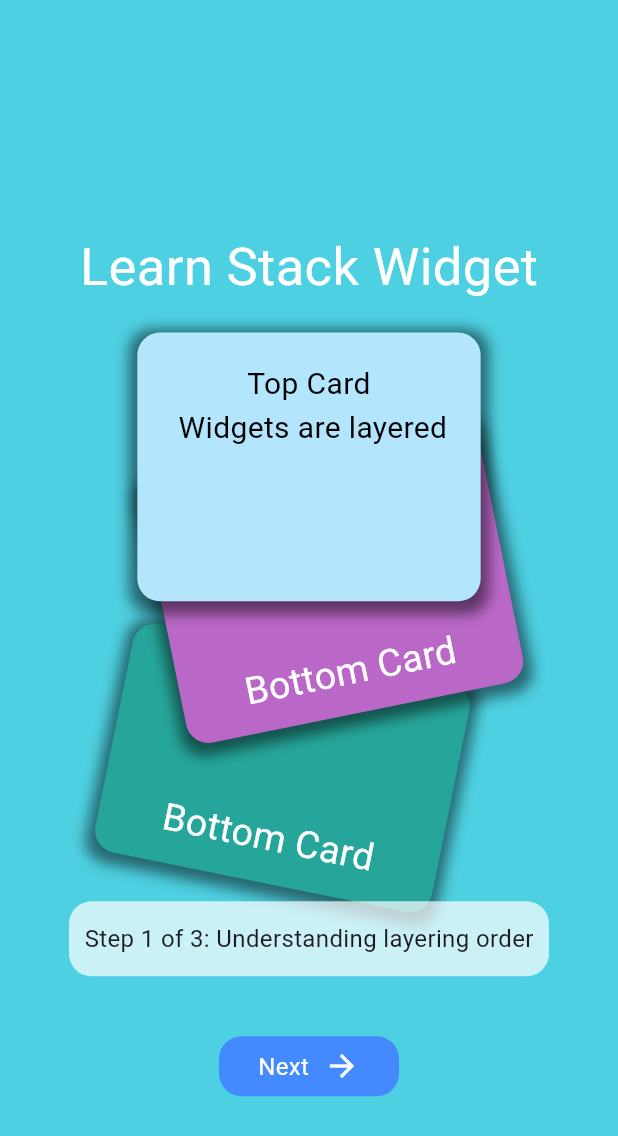
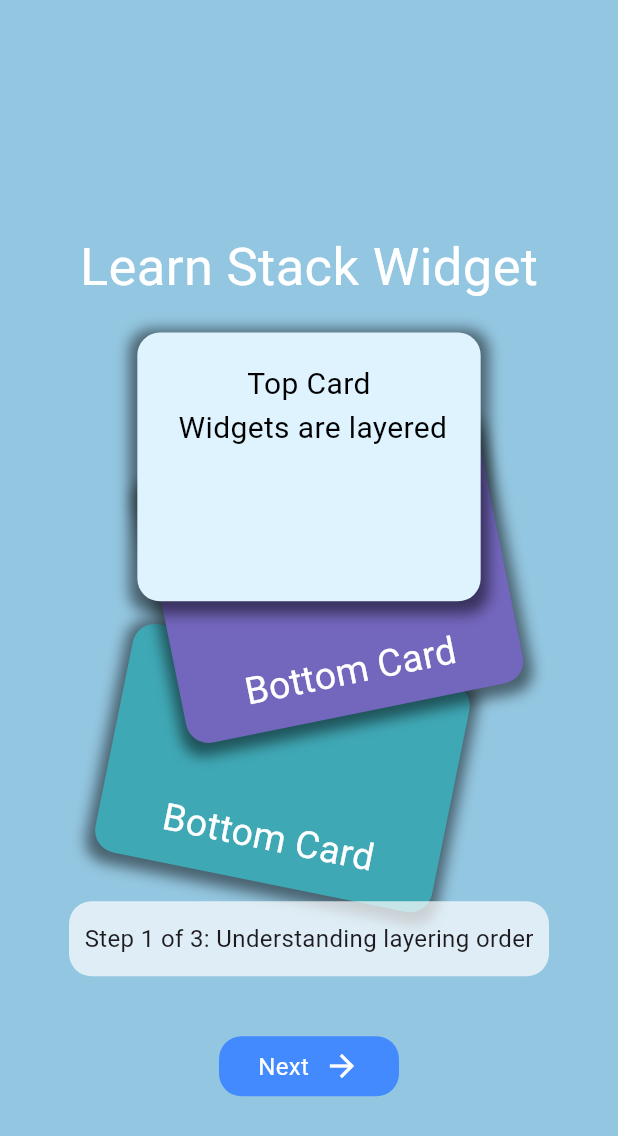
Before and after one commit to lagman5006/uy_ishi, a Flutter app: the screen it shows after launch, on a phone screen of 412 x 824 dp. Shown: the top 1136 px of the screen. Run offline on Flutter 3.47's test engine with Material 3 defaults, Android fonts, the phone set to English and light mode, and no system bars; our stand-ins replace flutter_screenutil.

Commit message:
homework is done

```diff
--- a/lib/widgets/test.dart
+++ b/lib/widgets/test.dart
@@ -8,7 +8,7 @@ class MyApp extends StatelessWidget {
   @override
   Widget build(BuildContext context) {
     return Scaffold(
-      backgroundColor: Colors.cyan.shade300,
+      backgroundColor: Color(0xFF93C6E0),
       body: Center(
         child: SizedBox(
           width: 220.w,
@@ -33,7 +33,7 @@ class MyApp extends StatelessWidget {
                   width: 200.w,
                   height: 130.h,
                   decoration: BoxDecoration(
-                    color: Colors.teal.shade400,
+                    color:Color(0xFF3FA8B5),
                     borderRadius: BorderRadius.circular(15),
                     boxShadow: [
                       BoxShadow(
@@ -61,7 +61,7 @@ class MyApp extends StatelessWidget {
                   width: 200.w,
                   height: 150.h,
                   decoration: BoxDecoration(
-                    color: Colors.purple.shade300,
+                    color:Color(0xFF7366BD),
                     borderRadius: BorderRadius.circular(15),
                     boxShadow: [
                       BoxShadow(
@@ -90,7 +90,7 @@ class MyApp extends StatelessWidget {
                   width: 200.w,
                   height: 150.h,
                   decoration: BoxDecoration(
-                    color: Colors.lightBlue.shade100,
+                    color: Color(0xFFDFF3FF),
                     borderRadius: BorderRadius.circular(15),
                     boxShadow: [
                       BoxShadow(
```
